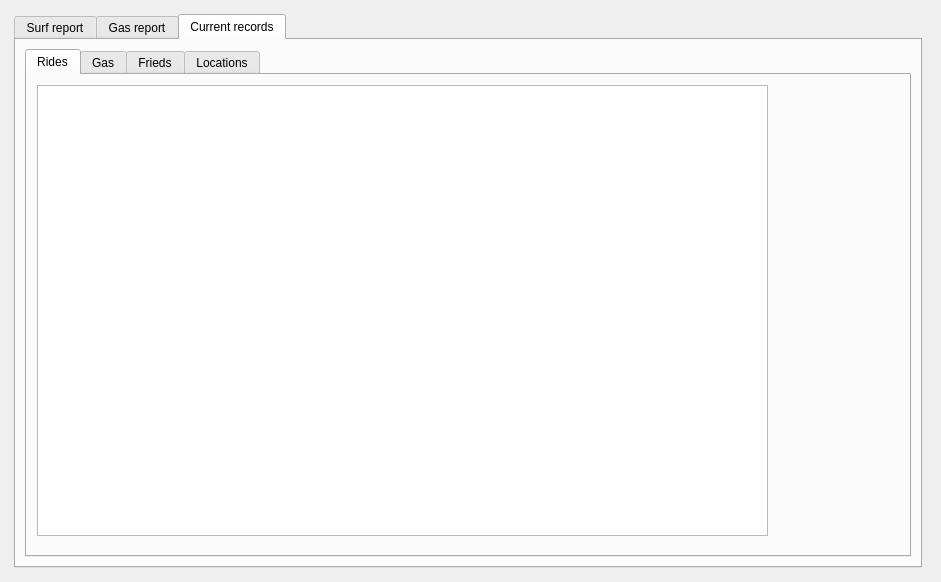
Old version of the form src/ui/report.ui in the repository grafitec/SurfReportInput.
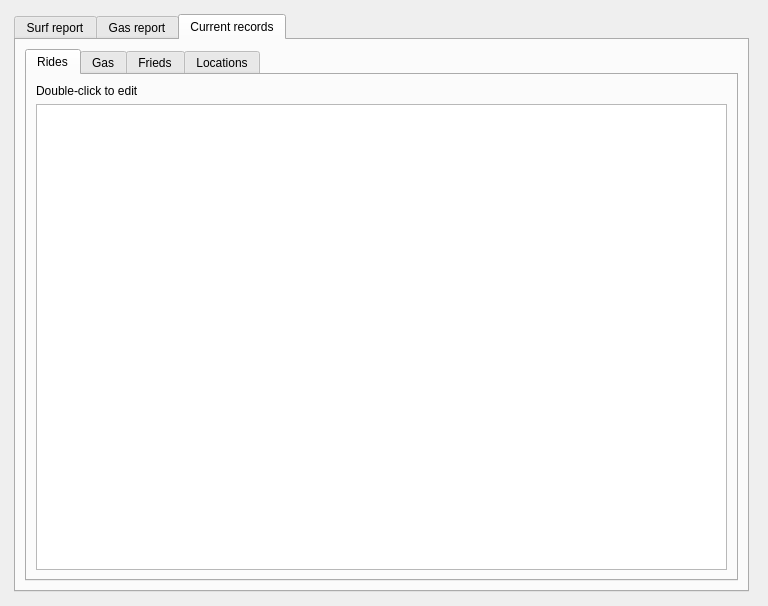
New version of the form. The open tabs and pages were chosen to show the change.

Commit message: Added so it will show the database data in the tables in the tabs, at least the first one

What changed in the file:
```diff
--- a/src/ui/report.ui
+++ b/src/ui/report.ui
@@ -6,8 +6,8 @@
    <rect>
     <x>0</x>
     <y>0</y>
-    <width>941</width>
-    <height>582</height>
+    <width>768</width>
+    <height>606</height>
    </rect>
   </property>
   <property name="sizePolicy">
@@ -1080,16 +1080,22 @@
              <attribute name="title">
               <string>Rides</string>
              </attribute>
-             <widget class="QTableWidget" name="tableWidget">
-              <property name="geometry">
-               <rect>
-                <x>10</x>
-                <y>10</y>
-                <width>731</width>
-                <height>451</height>
-               </rect>
-              </property>
-             </widget>
+             <layout class="QVBoxLayout" name="verticalLayout_14">
+              <item>
+               <widget class="QLabel" name="label_15">
+                <property name="text">
+                 <string>Double-click to edit</string>
+                </property>
+               </widget>
+              </item>
+              <item>
+               <widget class="QTableWidget" name="tabletRides">
+                <property name="editTriggers">
+                 <set>QAbstractItemView::NoEditTriggers</set>
+                </property>
+               </widget>
+              </item>
+             </layout>
             </widget>
             <widget class="QWidget" name="tabGas">
              <attribute name="title">
```
Left out of the diff: 49 changed lines with no effect on the pictures. The commit also changes 2 other files.
